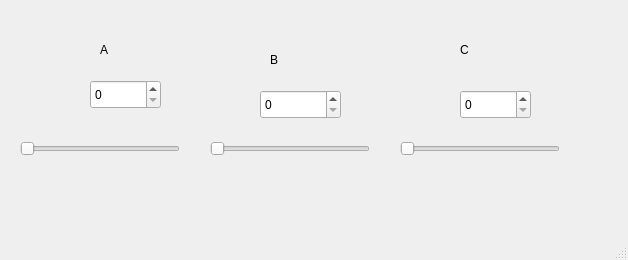
The window that mainwindow.ui (yhik11/laba_3_pt_2) describes before a commit, drawn with Qt 5.
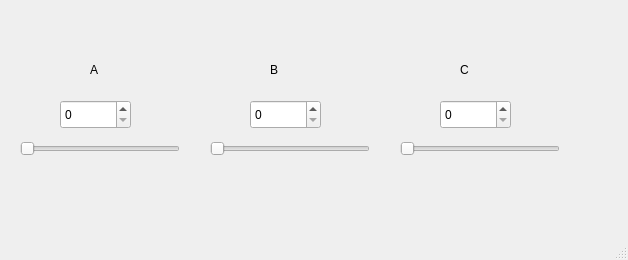
The same window after the commit.

Commit message: Изменение вывода в консоль

The edit to the form file:
```diff
--- a/mainwindow.ui
+++ b/mainwindow.ui
@@ -17,8 +17,8 @@
    <widget class="QLabel" name="label">
     <property name="geometry">
      <rect>
-      <x>100</x>
-      <y>40</y>
+      <x>90</x>
+      <y>60</y>
       <width>63</width>
       <height>20</height>
      </rect>
@@ -31,7 +31,7 @@
     <property name="geometry">
      <rect>
       <x>270</x>
-      <y>50</y>
+      <y>60</y>
       <width>63</width>
       <height>20</height>
      </rect>
@@ -44,7 +44,7 @@
     <property name="geometry">
      <rect>
       <x>460</x>
-      <y>40</y>
+      <y>60</y>
       <width>63</width>
       <height>20</height>
      </rect>
@@ -56,8 +56,8 @@
    <widget class="QSpinBox" name="spinBoxA">
     <property name="geometry">
      <rect>
-      <x>90</x>
-      <y>80</y>
+      <x>60</x>
+      <y>100</y>
       <width>71</width>
       <height>29</height>
      </rect>
@@ -66,9 +66,9 @@
    <widget class="QSpinBox" name="spinBoxB">
     <property name="geometry">
      <rect>
-      <x>260</x>
-      <y>90</y>
-      <width>81</width>
+      <x>250</x>
+      <y>100</y>
+      <width>71</width>
       <height>29</height>
      </rect>
     </property>
@@ -76,8 +76,8 @@
    <widget class="QSpinBox" name="spinBoxC">
     <property name="geometry">
      <rect>
-      <x>460</x>
-      <y>90</y>
+      <x>440</x>
+      <y>100</y>
       <width>71</width>
       <height>29</height>
      </rect>
```
The commit also changes 2 other files.
